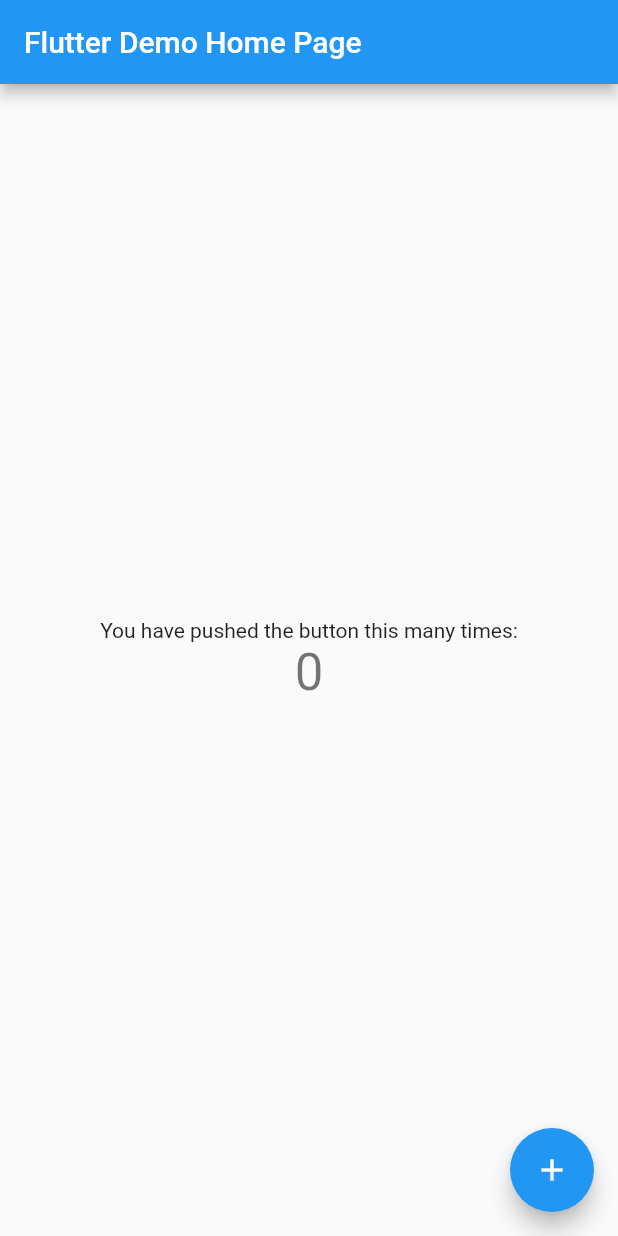
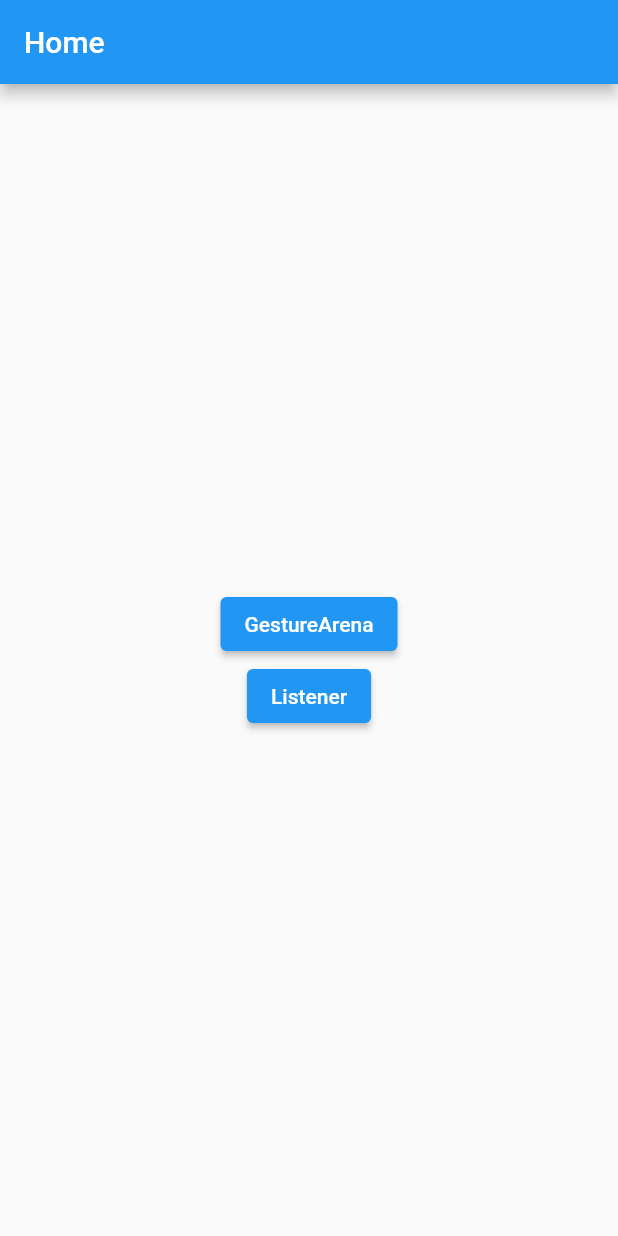
Before and after one commit to DaigoWakabayashi/custom_gesture_sample, a Flutter app: the screen it shows after launch, on a phone screen of 412 x 824 dp. Run offline on Flutter 3.47's test engine with Material 2 defaults, Android fonts, the phone set to English and light mode, and no system bars.

```diff
--- a/lib/main.dart
+++ b/lib/main.dart
@@ -1,3 +1,5 @@
+import 'package:custom_gesture_sample/pages/listener_page.dart';
+import 'package:custom_gesture_sample/pages/watch_arena_page.dart';
 import 'package:flutter/material.dart';
 
 void main() {
@@ -7,109 +9,43 @@ void main() {
 class MyApp extends StatelessWidget {
   const MyApp({super.key});
 
-  // This widget is the root of your application.
   @override
   Widget build(BuildContext context) {
-    return MaterialApp(
-      title: 'Flutter Demo',
-      theme: ThemeData(
-        // This is the theme of your application.
-        //
-        // Try running your application with "flutter run". You'll see the
-        // application has a blue toolbar. Then, without quitting the app, try
-        // changing the primarySwatch below to Colors.green and then invoke
-        // "hot reload" (press "r" in the console where you ran "flutter run",
-        // or simply save your changes to "hot reload" in a Flutter IDE).
-        // Notice that the counter didn't reset back to zero; the application
-        // is not restarted.
-        primarySwatch: Colors.blue,
-      ),
-      home: const MyHomePage(title: 'Flutter Demo Home Page'),
-    );
+    return const MaterialApp(home: MyHomePage());
   }
 }
 
 class MyHomePage extends StatefulWidget {
-  const MyHomePage({super.key, required this.title});
-
-  // This widget is the home page of your application. It is stateful, meaning
-  // that it has a State object (defined below) that contains fields that affect
-  // how it looks.
-
-  // This class is the configuration for the state. It holds the values (in this
-  // case the title) provided by the parent (in this case the App widget) and
-  // used by the build method of the State. Fields in a Widget subclass are
-  // always marked "final".
-
-  final String title;
+  const MyHomePage({super.key});
 
   @override
   State<MyHomePage> createState() => _MyHomePageState();
 }
 
 class _MyHomePageState extends State<MyHomePage> {
-  int _counter = 0;
-
-  void _incrementCounter() {
-    setState(() {
-      // This call to setState tells the Flutter framework that something has
-      // changed in this State, which causes it to rerun the build method below
-      // so that the display can reflect the updated values. If we changed
-      // _counter without calling setState(), then the build method would not be
-      // called again, and so nothing would appear to happen.
-      _counter++;
-    });
-  }
-
   @override
   Widget build(BuildContext context) {
-    // This method is rerun every time setState is called, for instance as done
-    // by the _incrementCounter method above.
-    //
-    // The Flutter framework has been optimized to make rerunning build methods
-    // fast, so that you can just rebuild anything that needs updating rather
-    // than having to individually change instances of widgets.
     return Scaffold(
-      appBar: AppBar(
-        // Here we take the value from the MyHomePage object that was created by
-        // the App.build method, and use it to set our appbar title.
-        title: Text(widget.title),
-      ),
+      appBar: AppBar(title: const Text('Home')),
       body: Center(
-        // Center is a layout widget. It takes a single child and positions it
-        // in the middle of the parent.
         child: Column(
-          // Column is also a layout widget. It takes a list of children and
-          // arranges them vertically. By default, it sizes itself to fit its
-          // children horizontally, and tries to be as tall as its parent.
-          //
-          // Invoke "debug painting" (press "p" in the console, choose the
-          // "Toggle Debug Paint" action from the Flutter Inspector in Android
-          // Studio, or the "Toggle Debug Paint" command in Visual Studio Code)
-          // to see the wireframe for each widget.
-          //
-          // Column has various properties to control how it sizes itself and
-          // how it positions its children. Here we use mainAxisAlignment to
-          // center the children vertically; the main axis here is the vertical
-          // axis because Columns are vertical (the cross axis would be
-          // horizontal).
           mainAxisAlignment: MainAxisAlignment.center,
           children: <Widget>[
-            const Text(
-              'You have pushed the button this many times:',
+            ElevatedButton(
+              onPressed: () =>
+                  push(context, page: const WatchGestureArenaPage()),
+              child: const Text('GestureArena'),
             ),
-            Text(
-              '$_counter',
-              style: Theme.of(context).textTheme.headline4,
+            ElevatedButton(
+              onPressed: () => push(context, page: const ListenerPage()),
+              child: const Text('Listener'),
             ),
           ],
         ),
       ),
-      floatingActionButton: FloatingActionButton(
-        onPressed: _incrementCounter,
-        tooltip: 'Increment',
-        child: const Icon(Icons.add),
-      ), // This trailing comma makes auto-formatting nicer for build methods.
     );
   }
 }
+
+void push(BuildContext context, {required Widget page}) => Navigator.of(context)
+    .push(MaterialPageRoute<void>(builder: (BuildContext context) => page));
```
Also changed, not shown: lib/pages/listener_page.dart (added, +36 -0 lines), lib/pages/watch_arena_page.dart (added, +36 -0 lines).
